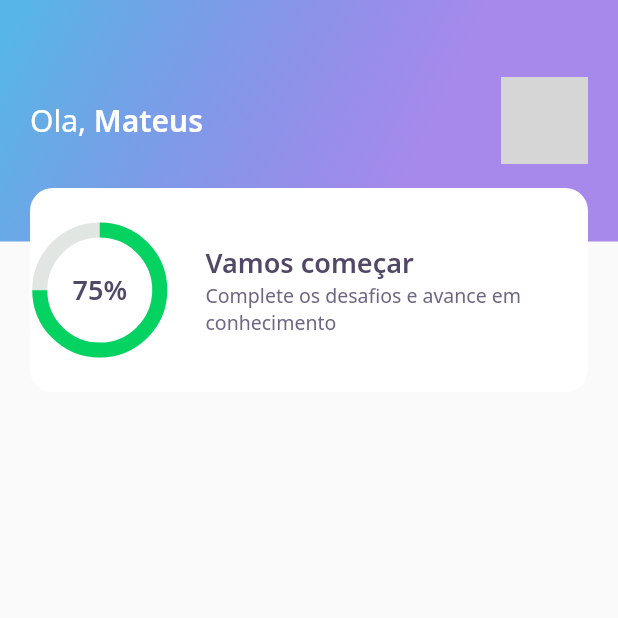
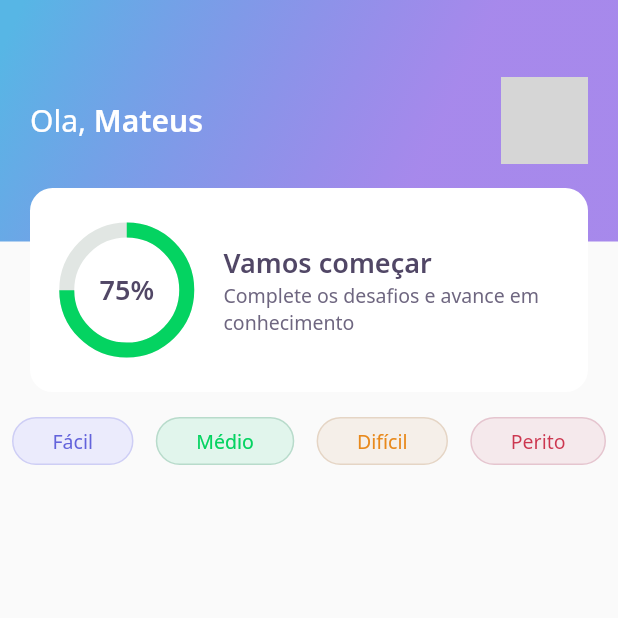
Before and after one commit to mateuslopes92/next-level-week-05-flutter, a Flutter app: the screen it shows after launch, on a phone screen of 412 x 824 dp, the top half of it. Run offline on Flutter 3.47's test engine with Material 2 defaults, Android fonts, the phone set to English and light mode, and no system bars; our stand-ins replace google_fonts; missing offline and left inert: dart:ffi; network calls fail; grey boxes are pictures that could not be loaded.

Commit message:
Created level button widget

```diff
--- a/lib/home/home_page.dart
+++ b/lib/home/home_page.dart
@@ -1,4 +1,5 @@
 import 'package:DevQuiz/home/widgets/appbar/app_bar_widget.dart';
+import 'package:DevQuiz/home/widgets/level_button/level_button_widget.dart';
 import 'package:flutter/material.dart';
 
 class HomePage extends StatefulWidget {
@@ -13,6 +14,18 @@ class _HomePageState extends State<HomePage> {
   Widget build(BuildContext context) {
     return Scaffold(
       appBar: AppBarWidget(),
+      body: Padding(
+        padding: EdgeInsets.symmetric(horizontal: 8, vertical: 28),
+        child: Row(
+          mainAxisAlignment: MainAxisAlignment.spaceBetween,
+          children: [
+            LevelButtonWidget(label: "Fácil"),
+            LevelButtonWidget(label: "Médio"),
+            LevelButtonWidget(label: "Difícil"),
+            LevelButtonWidget(label: "Perito"),
+          ],
+        ),
+      ),
     );
   }
 }
--- a/lib/home/widgets/appbar/app_bar_widget.dart
+++ b/lib/home/widgets/appbar/app_bar_widget.dart
@@ -16,7 +16,7 @@ class AppBarWidget extends PreferredSize {
           Container(
             height: 161,
             width: double.maxFinite,
-            padding: const EdgeInsets.symmetric(horizontal: 20),
+            padding: EdgeInsets.symmetric(horizontal: 20),
             decoration: BoxDecoration(gradient: AppGradients.linear),
             child: Row(
               mainAxisAlignment: MainAxisAlignment.spaceBetween,
--- /dev/null
+++ b/lib/home/widgets/level_button/level_button_widget.dart
@@ -0,0 +1,61 @@
+import 'package:flutter/material.dart';
+import 'package:google_fonts/google_fonts.dart';
+import '../../../core/app_colors.dart';
+
+class LevelButtonWidget extends StatelessWidget {
+  final String label;
+  LevelButtonWidget({Key? key, required this.label}): assert(["Fácil", "Médio", "Difícil", "Perito"].contains(label)), super(key: key);
+
+  final config ={
+    "Fácil": {
+      "color": AppColors.levelButtonFacil,
+      "borderColor": AppColors.levelButtonBorderFacil,
+      "fontColor": AppColors.levelButtonTextFacil
+    },
+    "Médio": {
+      "color": AppColors.levelButtonMedio,
+      "borderColor": AppColors.levelButtonBorderMedio,
+      "fontColor": AppColors.levelButtonTextMedio
+    },
+    "Difícil": {
+      "color": AppColors.levelButtonDificil,
+      "borderColor": AppColors.levelButtonBorderDificil,
+      "fontColor": AppColors.levelButtonTextDificil
+    },
+    "Perito": {
+      "color": AppColors.levelButtonPerito,
+      "borderColor": AppColors.levelButtonBorderPerito,
+      "fontColor": AppColors.levelButtonTextPerito
+    },
+  };
+
+  Color get color => config[label]!['color']!;
+  Color get borderColor => config[label]!['borderColor']!;
+  Color get fontColor => config[label]!['fontColor']!;
+
+  @override
+  Widget build(BuildContext context) {
+    return Container(
+      decoration: BoxDecoration(
+        borderRadius: BorderRadius.circular(28),
+        border: Border.fromBorderSide(
+          BorderSide(
+            color: borderColor
+          )
+        ),
+        color: color
+      ),
+      child: Padding(
+        padding: EdgeInsets.symmetric(horizontal: 26, vertical: 6),
+        child: Text(
+          label,
+          style:
+            GoogleFonts.notoSans(
+              color: fontColor,
+              fontSize: 13
+          ),
+        ),
+      ),
+    );
+  }
+}
--- a/lib/home/widgets/score_card/score_card_widget.dart
+++ b/lib/home/widgets/score_card/score_card_widget.dart
@@ -16,6 +16,8 @@ class ScoreCardWidget extends StatelessWidget {
           color: AppColors.white,
           borderRadius: BorderRadius.circular(15)
         ),
+        child: Padding(
+          padding: EdgeInsets.symmetric(horizontal: 24),
           child: Row(
             crossAxisAlignment: CrossAxisAlignment.center,
             mainAxisAlignment: MainAxisAlignment.center,
@@ -47,6 +49,7 @@ class ScoreCardWidget extends StatelessWidget {
             ],
           ),
         ),
+      ),
     );
   }
 }
```
Lines whose indentation alone changed are shown as unchanged.
